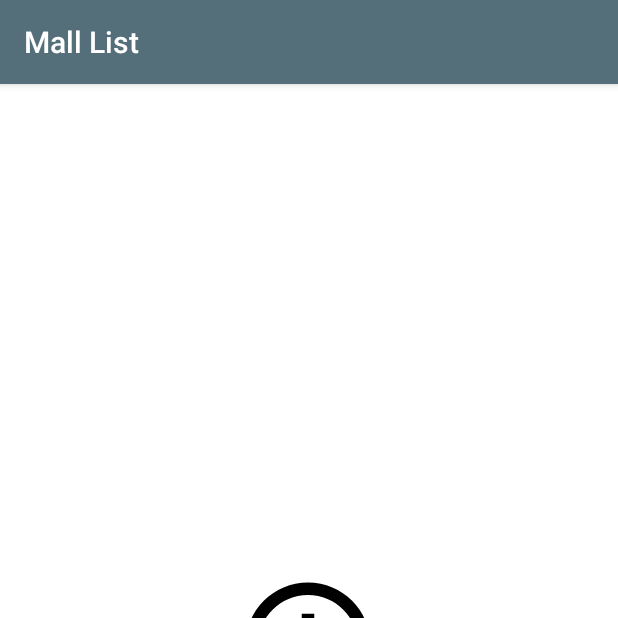
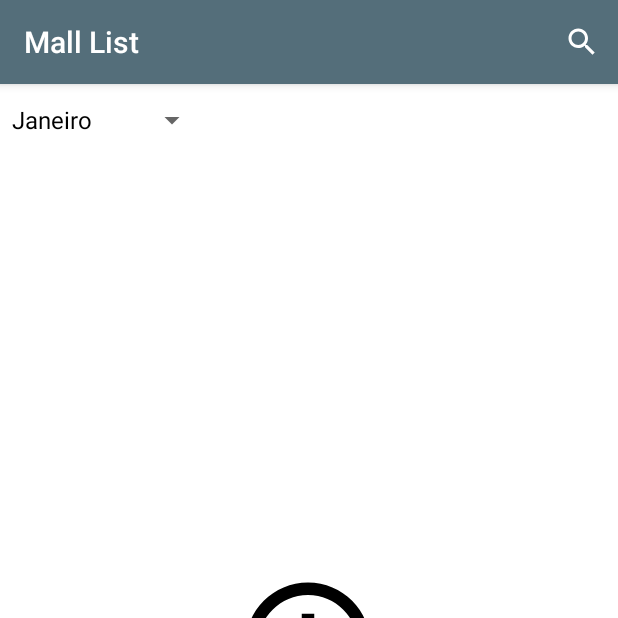
Before and after one commit to matheusoc/MailList, an Android app: the screen it shows after launch (MainActivity), on a phone screen of 412 x 824 dp, the top half of it. Run offline under Robolectric (Android 15) with nearby library versions, the phone set to English and light mode, and no system bars.

Commit message:
Added search to activity

```diff
--- a/MallList2/app/src/main/AndroidManifest.xml
+++ b/MallList2/app/src/main/AndroidManifest.xml
@@ -10,11 +10,18 @@
         android:supportsRtl="true"
         android:theme="@style/AppTheme">
         <activity android:name=".view.MainActivity"
-            android:screenOrientation="portrait">
+            android:screenOrientation="portrait"
+            android:launchMode="singleTop">
+
+            <meta-data android:name="android.app.searchable"
+                android:resource="@xml/searchable" />
+
             <intent-filter>
                 <action android:name="android.intent.action.MAIN" />
 
                 <category android:name="android.intent.category.LAUNCHER" />
+
+                <action android:name="android.intent.action.SEARCH" />
             </intent-filter>
         </activity>
 
--- /dev/null
+++ b/MallList2/app/src/main/java/br/com/zontar/malllist/utils/CalendarHelper.java
@@ -0,0 +1,67 @@
+package br.com.zontar.malllist.utils;
+
+import android.content.Context;
+
+import java.util.Calendar;
+
+import br.com.zontar.malllist.R;
+
+/**
+ * Created by matheusoliveira on 12/09/2017.
+ */
+
+public abstract class CalendarHelper {
+
+    public static String getMonthName (Context context, Integer number) {
+        Integer month;
+
+        if (number == null) {
+            Calendar calendar = Calendar.getInstance();
+            month = calendar.get(Calendar.MONTH);
+        } else {
+            month = number;
+        }
+
+        switch (month) {
+            case Calendar.JANUARY:
+                return context.getString(R.string.january);
+
+            case Calendar.FEBRUARY:
+                return context.getString(R.string.february);
+
+            case Calendar.MARCH:
+                return context.getString(R.string.march);
+
+            case Calendar.APRIL:
+                return context.getString(R.string.april);
+
+            case Calendar.MAY:
+                return context.getString(R.string.may);
+
+            case Calendar.JUNE:
+                return context.getString(R.string.june);
+
+            case Calendar.JULY:
+                return context.getString(R.string.july);
+
+            case Calendar.AUGUST:
+                return context.getString(R.string.august);
+
+            case Calendar.SEPTEMBER:
+                return context.getString(R.string.september);
+
+            case Calendar.OCTOBER:
+                return context.getString(R.string.october);
+
+            case Calendar.NOVEMBER:
+                return context.getString(R.string.november);
+
+            case Calendar.DECEMBER:
+                return context.getString(R.string.december);
+
+            default:
+                return null;
+        }
+    }
+
+}
--- a/MallList2/app/src/main/java/br/com/zontar/malllist/view/MainActivity.java
+++ b/MallList2/app/src/main/java/br/com/zontar/malllist/view/MainActivity.java
@@ -1,21 +1,33 @@
 package br.com.zontar.malllist.view;
 
 import android.app.DialogFragment;
+import android.app.SearchManager;
+import android.content.Context;
+import android.content.Intent;
 import android.support.design.widget.FloatingActionButton;
 import android.support.v7.app.AppCompatActivity;
 import android.os.Bundle;
 import android.support.v7.widget.LinearLayoutManager;
 import android.support.v7.widget.RecyclerView;
+import android.support.v7.widget.SearchView;
+import android.view.Menu;
+import android.view.MenuInflater;
 import android.view.View;
+import android.widget.ArrayAdapter;
 import android.widget.ImageButton;
 import android.widget.LinearLayout;
+import android.widget.Spinner;
+import android.widget.SpinnerAdapter;
+import android.widget.Toast;
 
 import java.util.ArrayList;
+import java.util.Calendar;
 
 import br.com.zontar.malllist.R;
 import br.com.zontar.malllist.adapters.ListAdapter;
 import br.com.zontar.malllist.controller.SQLQuery;
 import br.com.zontar.malllist.model.List;
+import br.com.zontar.malllist.utils.CalendarHelper;
 import br.com.zontar.malllist.view.dialogs.CreateListDialog;
 
 public class MainActivity extends AppCompatActivity implements View.OnClickListener {
@@ -30,6 +42,8 @@ public class MainActivity extends AppCompatActivity implements View.OnClickListe
 
     private LinearLayout mLayoutEmpty;
     private ImageButton mAddListButton;
+
+    private Spinner mMonthSpinner;
 
     @Override
     protected void onCreate(Bundle savedInstanceState) {
@@ -55,9 +69,59 @@ public class MainActivity extends AppCompatActivity implements View.OnClickListe
         mAddListButton = (ImageButton) findViewById(R.id.add_list_image_button);
         mAddListButton.setOnClickListener(this);
 
+        mMonthSpinner = (Spinner) findViewById(R.id.month_selector);
+        mMonthSpinner.setAdapter(getMonthAdapter());
+
         checkListSize();
 
+        handleIntent(getIntent());
+
+        Toast.makeText(this, String.valueOf(CalendarHelper.getMonthName(this, null)),
+                Toast.LENGTH_SHORT).show();
+
     }
+
+    @Override
+    public boolean onCreateOptionsMenu(Menu menu) {
+        MenuInflater inflater = getMenuInflater();
+        inflater.inflate(R.menu.menu_search, menu);
+
+        SearchManager searchManager =
+                (SearchManager) getSystemService(Context.SEARCH_SERVICE);
+        SearchView searchView =
+                (SearchView) menu.findItem(R.id.search).getActionView();
+        searchView.setSearchableInfo(
+                searchManager.getSearchableInfo(getComponentName()));
+
+        return true;
+    }
+
+    @Override
+    protected void onNewIntent(Intent intent) {
+        super.onNewIntent(intent);
+        handleIntent(getIntent());
+    }
+
+    private ArrayAdapter<String> getMonthAdapter () {
+
+        ArrayList<String> arrayList = new ArrayList<>();
+        for (int i = 0; i <12; i++) {
+            arrayList.add(CalendarHelper.getMonthName(this, i));
+        }
+
+        ArrayAdapter adapter = new ArrayAdapter<>(this,
+                android.R.layout.simple_spinner_dropdown_item,arrayList);
+
+        return adapter;
+    }
+
+    private void handleIntent(Intent intent) {
+
+        if (Intent.ACTION_SEARCH.equals(intent.getAction())) {
+            String query = intent.getStringExtra(SearchManager.QUERY);
+        }
+    }
+
 
     private void checkListSize () {
         if (mList.size() == 0) {
--- /dev/null
+++ b/MallList2/app/src/main/res/drawable/ic_search.xml
@@ -0,0 +1,9 @@
+<vector xmlns:android="http://schemas.android.com/apk/res/android"
+        android:width="24dp"
+        android:height="24dp"
+        android:viewportWidth="24.0"
+        android:viewportHeight="24.0">
+    <path
+        android:fillColor="#FFF"
+        android:pathData="M15.5,14h-0.79l-0.28,-0.27C15.41,12.59 16,11.11 16,9.5 16,5.91 13.09,3 9.5,3S3,5.91 3,9.5 5.91,16 9.5,16c1.61,0 3.09,-0.59 4.23,-1.57l0.27,0.28v0.79l5,4.99L20.49,19l-4.99,-5zM9.5,14C7.01,14 5,11.99 5,9.5S7.01,5 9.5,5 14,7.01 14,9.5 11.99,14 9.5,14z"/>
+</vector>
--- a/MallList2/app/src/main/res/layout/activity_main.xml
+++ b/MallList2/app/src/main/res/layout/activity_main.xml
@@ -12,30 +12,45 @@
         android:id="@+id/list_empty_layout"
         android:layout_width="wrap_content"
         android:layout_height="wrap_content"
+        android:layout_gravity="center"
         android:orientation="vertical"
-        android:layout_gravity="center">
+        android:visibility="gone">
 
         <ImageButton
             android:id="@+id/add_list_image_button"
             android:layout_width="wrap_content"
             android:layout_height="wrap_content"
+            android:layout_gravity="center"
             android:background="@drawable/ic_add_circle_outline"
-            android:layout_gravity="center"/>
+            android:cropToPadding="false"
+            android:elevation="0dp" />
 
         <TextView
             android:layout_width="wrap_content"
             android:layout_height="wrap_content"
             android:layout_gravity="center"
-            android:text="@string/add_lista"/>
+            android:text="@string/add_lista" />
     </LinearLayout>
 
-    <android.support.v7.widget.RecyclerView
-        android:id="@+id/list_names_id"
+    <RelativeLayout
         android:layout_width="match_parent"
-        android:layout_height="match_parent"
-        android:layout_margin="20dp"
-        android:visibility="gone" />
+        android:layout_height="match_parent">
 
+        <Spinner
+            android:id="@+id/month_selector"
+            android:layout_width="wrap_content"
+            android:layout_height="wrap_content" />
+
+
+        <android.support.v7.widget.RecyclerView
+            android:id="@+id/list_names_id"
+            android:layout_width="match_parent"
+            android:layout_height="match_parent"
+            android:layout_margin="20dp"
+            android:visibility="visible"
+            android:layout_below="@id/month_selector"/>
+
+    </RelativeLayout>
 
     <android.support.design.widget.FloatingActionButton
         android:id="@+id/fab"
@@ -43,8 +58,8 @@
         android:layout_height="wrap_content"
         android:layout_gravity="bottom|end"
         android:layout_margin="20dp"
-        android:visibility="gone"
         android:src="@drawable/ic_action_name"
+        android:visibility="visible"
         app:layout_behavior="br.com.zontar.malllist.animations.FabBehavior"
         app:paddingEnd="16dp" />
 
--- /dev/null
+++ b/MallList2/app/src/main/res/menu/menu_search.xml
@@ -0,0 +1,10 @@
+<?xml version="1.0" encoding="utf-8"?>
+<menu xmlns:android="http://schemas.android.com/apk/res/android"
+    xmlns:app="http://schemas.android.com/apk/res-auto">
+    <item android:id="@+id/search"
+    android:title="@string/search_list"
+    android:icon="@drawable/ic_search"
+    app:showAsAction="collapseActionView|ifRoom"
+    app:actionViewClass="android.support.v7.widget.SearchView"/>
+
+</menu>
--- a/MallList2/app/src/main/res/values/strings.xml
+++ b/MallList2/app/src/main/res/values/strings.xml
@@ -14,4 +14,19 @@
     <string name="item_valor">Valor:</string>
 
     <string name="add_lista">Adicionar nova lista</string>
+    <string name="search_list">Buscar lista</string>
+    <string name="search_hint">Digite o nome da lista</string>
+
+    <string name="january">Janeiro</string>
+    <string name="february">Fevereiro</string>
+    <string name="march">Março</string>
+    <string name="april">Abril</string>
+    <string name="may">Maio</string>
+    <string name="june">Junho</string>
+    <string name="july">Julho</string>
+    <string name="august">Agosto</string>
+    <string name="september">Setembro</string>
+    <string name="october">Outubro</string>
+    <string name="november">Novembro</string>
+    <string name="december">Dezembro</string>
 </resources>
--- /dev/null
+++ b/MallList2/app/src/main/res/xml/searchable.xml
@@ -0,0 +1,4 @@
+<?xml version="1.0" encoding="utf-8"?>
+<searchable xmlns:android="http://schemas.android.com/apk/res/android"
+    android:label="@string/app_name"
+    android:hint="@string/search_hint" />
```
